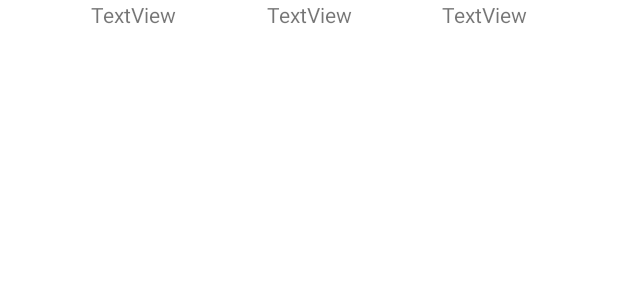
After one commit to Evansb2250/FetchCodingChallenge, an Android app: the layout view_holder.xml on its own in the app's theme, with its tools: preview values and no code run, on a phone screen of 412 x 824 dp. The commit adds this screen. Shown: the top 300 px of the screen. Run offline under Robolectric (Android 15) with nearby library versions, the phone set to English and light mode, and no system bars.

Commit message:
* added recyclerView

```diff
--- /dev/null
+++ b/app/src/main/res/layout/view_holder.xml
@@ -0,0 +1,38 @@
+<?xml version="1.0" encoding="utf-8"?>
+<androidx.constraintlayout.widget.ConstraintLayout xmlns:android="http://schemas.android.com/apk/res/android"
+    xmlns:app="http://schemas.android.com/apk/res-auto"
+    xmlns:tools="http://schemas.android.com/tools"
+    android:layout_width="match_parent"
+    android:layout_height="wrap_content">
+
+    <TextView
+        android:id="@+id/idTextView"
+        android:layout_width="wrap_content"
+        android:layout_height="wrap_content"
+        android:text="TextView"
+        app:layout_constraintBottom_toBottomOf="parent"
+        app:layout_constraintEnd_toStartOf="@+id/listIdTextView"
+        app:layout_constraintHorizontal_bias="0.5"
+        app:layout_constraintStart_toStartOf="parent"
+        app:layout_constraintTop_toTopOf="parent" />
+
+    <TextView
+        android:id="@+id/listIdTextView"
+        android:layout_width="wrap_content"
+        android:layout_height="wrap_content"
+        android:text="TextView"
+        app:layout_constraintEnd_toStartOf="@+id/nameTextView"
+        app:layout_constraintHorizontal_bias="0.5"
+        app:layout_constraintStart_toEndOf="@+id/idTextView"
+        app:layout_constraintTop_toTopOf="@+id/idTextView" />
+
+    <TextView
+        android:id="@+id/nameTextView"
+        android:layout_width="wrap_content"
+        android:layout_height="wrap_content"
+        android:text="TextView"
+        app:layout_constraintEnd_toEndOf="parent"
+        app:layout_constraintHorizontal_bias="0.5"
+        app:layout_constraintStart_toEndOf="@+id/listIdTextView"
+        app:layout_constraintTop_toTopOf="@+id/listIdTextView" />
+</androidx.constraintlayout.widget.ConstraintLayout>
```
Also changed, not shown: app/src/main/java/com/example/android/fetchproject/MainActivity.kt (+4 -3 lines), app/src/main/res/layout/activity_main.xml (+6 -8 lines).
